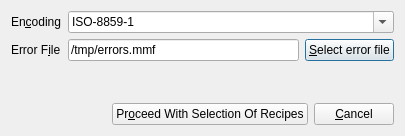
This is anymeal/import_dialog.ui in wedesoft/anymeal as Qt 5 draws it before an edit. The edited form follows.
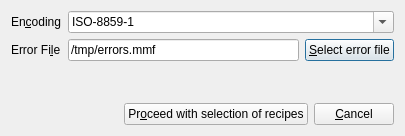
This is the edited form. Icons and pictures are not drawn.

What changed in the file:
```diff
--- a/anymeal/import_dialog.ui
+++ b/anymeal/import_dialog.ui
@@ -60,7 +60,7 @@
      <item row="1" column="0">
       <widget class="QLabel" name="error_file_label">
        <property name="text">
-        <string>Error F&amp;ile</string>
+        <string>Error Fi&amp;le</string>
        </property>
        <property name="buddy">
         <cstring>error_file_edit</cstring>
@@ -121,7 +121,7 @@
      <item>
       <widget class="QPushButton" name="proceed_button">
        <property name="text">
-        <string>Pr&amp;oceed With Selection Of Recipes</string>
+        <string>Pr&amp;oceed with selection of recipes</string>
        </property>
       </widget>
      </item>
```
